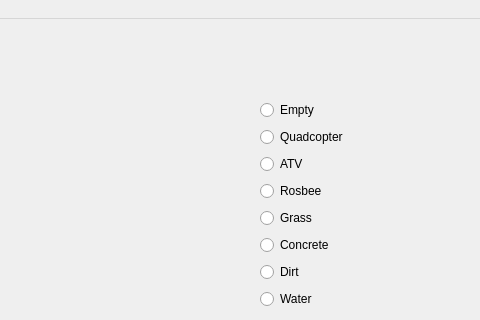
Above: Jos_Roijakkers/MapGrid/mapwindow.ui from madmilla/THO78-Roborescue before the change; both pictures show x 320 to 800 and y 0 to 320 of the 800 by 600 pixel window. Below: the same form after it.
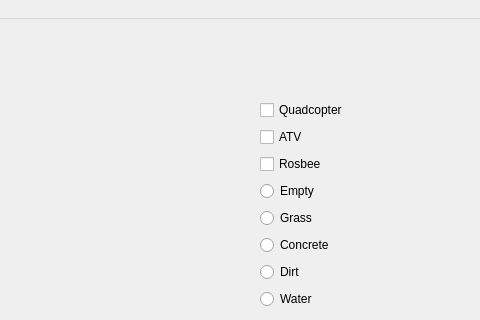
That is the form after the change.

```diff
--- a/Jos_Roijakkers/MapGrid/mapwindow.ui
+++ b/Jos_Roijakkers/MapGrid/mapwindow.ui
@@ -51,33 +51,33 @@
     </property>
     <layout class="QVBoxLayout" name="verticalLayout">
      <item>
-      <widget class="QRadioButton" name="isEmpty">
-       <property name="text">
-        <string>Empty</string>
-       </property>
-      </widget>
-     </item>
-     <item>
-      <widget class="QRadioButton" name="isQuadcopter">
+      <widget class="QCheckBox" name="isQuadcopter">
        <property name="text">
         <string>Quadcopter</string>
        </property>
       </widget>
      </item>
      <item>
-      <widget class="QRadioButton" name="isATV">
+      <widget class="QCheckBox" name="isATV">
        <property name="text">
         <string>ATV</string>
        </property>
       </widget>
      </item>
      <item>
-      <widget class="QRadioButton" name="isRosbee">
+      <widget class="QCheckBox" name="isRosbee">
        <property name="text">
         <string>Rosbee</string>
        </property>
       </widget>
      </item>
+     <item>
+      <widget class="QRadioButton" name="isEmpty">
+       <property name="text">
+        <string>Empty</string>
+       </property>
+      </widget>
+     </item>
      <item>
       <widget class="QRadioButton" name="isGrass">
        <property name="text">
```
